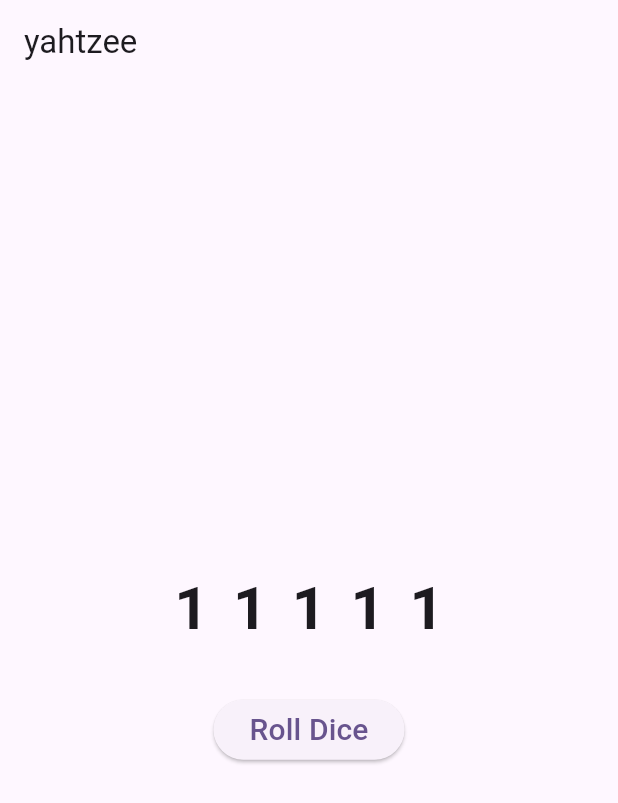
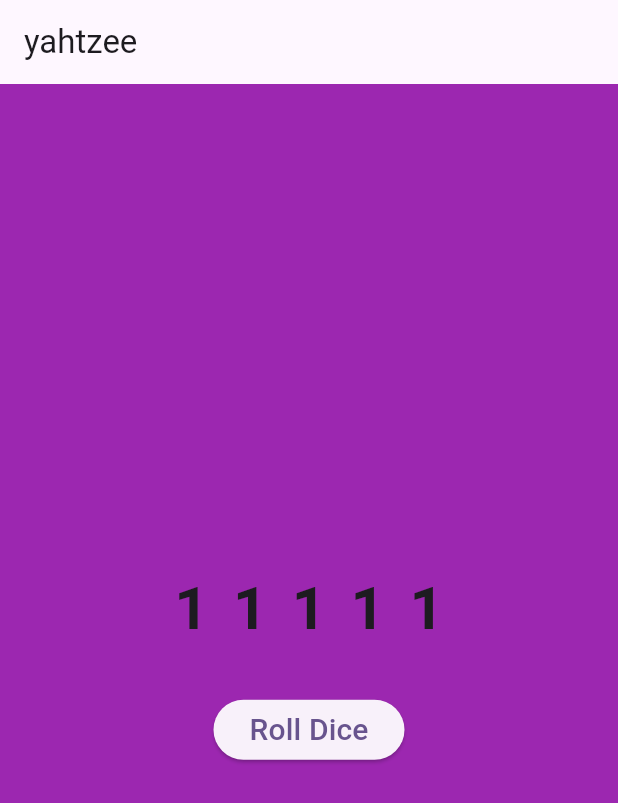
Before and after one commit to WingN1e/wing_flutter, a Flutter app: the YahtzeeHome screen opened directly, on a phone screen of 412 x 824 dp. Shown: the top 803 px of the screen. Run offline on Flutter 3.47's test engine with Material 3 defaults, Android fonts, the light colour scheme and no system bars.

Commit message:
Changed background color

```diff
--- a/lib/Wing_DicePrep.dart
+++ b/lib/Wing_DicePrep.dart
@@ -47,8 +47,9 @@ class YahtzeeHomeState extends State<YahtzeeHome>
   { return Scaffold
     (
       appBar: AppBar(
-        title: const Text("yahtzee")
+        title: const Text("yahtzee"),
       ),
+      backgroundColor: Colors.purple,
       body: Column (
         mainAxisAlignment: MainAxisAlignment.center,
         children: [
```
